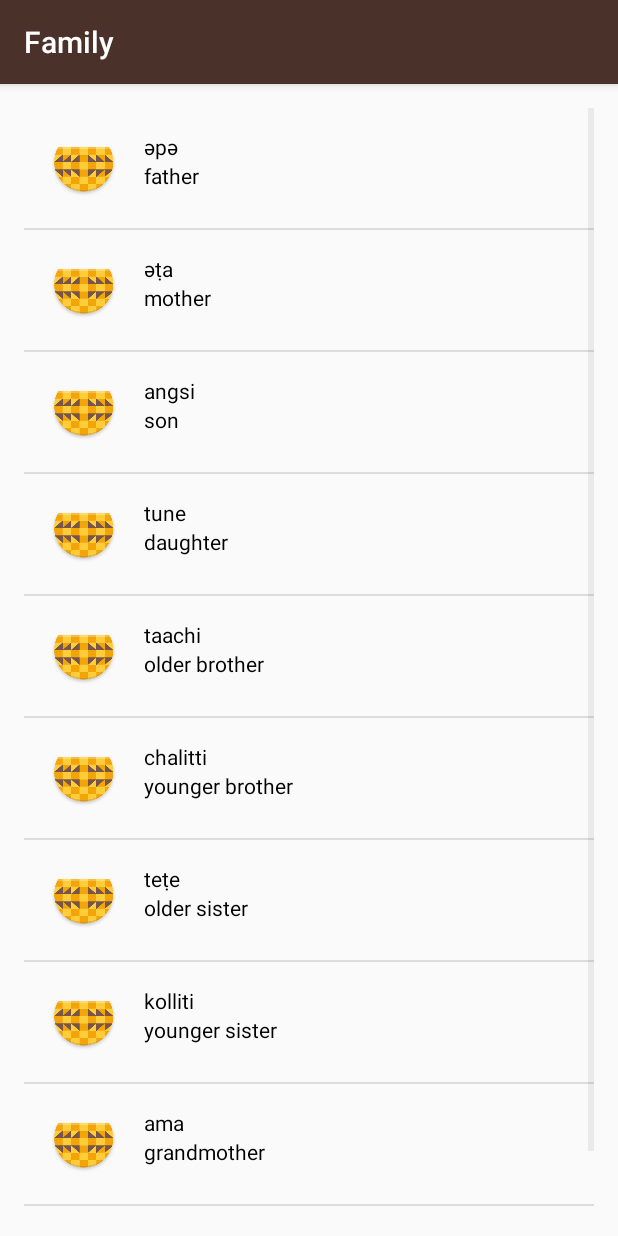
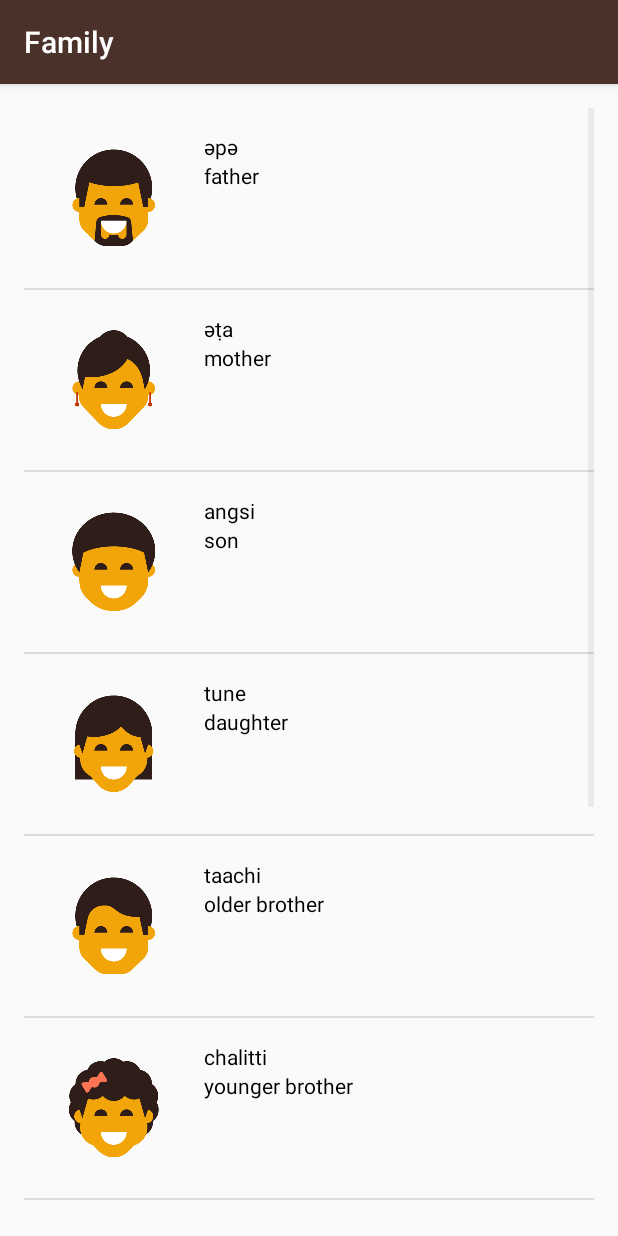
Before and after one commit to JofielB/Miwok-App, an Android app: the FamilyActivity screen opened directly, with no data from a screen before it, on a phone screen of 412 x 824 dp. Run offline under Robolectric (Android 15) with nearby library versions, the phone set to English and light mode, and no system bars.

Commit message:
I changed the word adapter to put the correct image

```diff
--- a/app/src/main/java/com/example/android/miwok/FamilyActivity.java
+++ b/app/src/main/java/com/example/android/miwok/FamilyActivity.java
@@ -15,16 +15,16 @@ public class FamilyActivity extends AppCompatActivity {
 
         //Create an ArrayList of words
         ArrayList<Word> words = new ArrayList<Word>();
-        words.add(new Word("әpә","father"));
-        words.add(new Word("әṭa","mother"));
-        words.add(new Word("angsi","son"));
-        words.add(new Word("tune","daughter"));
-        words.add(new Word("taachi","older brother"));
-        words.add(new Word("chalitti","younger brother"));
-        words.add(new Word("teṭe","older sister"));
-        words.add(new Word("kolliti","younger sister"));
-        words.add(new Word("ama","grandmother"));
-        words.add(new Word("paapa","grandfather"));
+        words.add(new Word("әpә","father", R.drawable.family_father));
+        words.add(new Word("әṭa","mother", R.drawable.family_mother));
+        words.add(new Word("angsi","son", R.drawable.family_son));
+        words.add(new Word("tune","daughter", R.drawable.family_daughter));
+        words.add(new Word("taachi","older brother", R.drawable.family_older_brother));
+        words.add(new Word("chalitti","younger brother", R.drawable.family_younger_sister));
+        words.add(new Word("teṭe","older sister", R.drawable.family_older_sister));
+        words.add(new Word("kolliti","younger sister", R.drawable.family_younger_sister));
+        words.add(new Word("ama","grandmother", R.drawable.family_grandmother));
+        words.add(new Word("paapa","grandfather", R.drawable.family_grandfather));
 
         WordAdapter adapter = new WordAdapter(this, words);
 
--- a/app/src/main/java/com/example/android/miwok/Word.java
+++ b/app/src/main/java/com/example/android/miwok/Word.java
@@ -4,10 +4,23 @@ public class Word {
 
     private String mMiwokWord;
     private String mTranslatedWord;
+    private int mImageIdResource;
 
     public Word(String miwokWord, String translationWord){
         mMiwokWord = miwokWord;
         mTranslatedWord = translationWord;
+    }
+    /*
+    * Create a new Word Object
+    * @param miwokWord  Is the word in the miwok language
+    * @param translationWord  Is the word in the language we want to make the translation
+    * @param imageResourceId  Is the resource of the image that represents the word
+    *
+    * */
+    public Word(String miwokWord, String translationWord, int imageResourceId){
+        mMiwokWord = miwokWord;
+        mTranslatedWord = translationWord;
+        mImageIdResource = imageResourceId;
     }
     public String getMiwokWord() {
         return mMiwokWord;
@@ -17,4 +30,6 @@ public class Word {
         return mTranslatedWord;
     }
 
+    public int getImageIdResource(){ return mImageIdResource;}
+
 }
--- a/app/src/main/java/com/example/android/miwok/WordAdapter.java
+++ b/app/src/main/java/com/example/android/miwok/WordAdapter.java
@@ -7,6 +7,7 @@ import android.view.LayoutInflater;
 import android.view.View;
 import android.view.ViewGroup;
 import android.widget.ArrayAdapter;
+import android.widget.ImageView;
 import android.widget.TextView;
 
 import java.util.ArrayList;
@@ -28,6 +29,9 @@ public class WordAdapter extends ArrayAdapter<Word> {
 
         Word currentWord = getItem(position);
 
+        ImageView imageView = (ImageView) listItemView.findViewById(R.id.image);
+        imageView.setImageResource(currentWord.getImageIdResource());
+
         TextView miwokText = (TextView) listItemView.findViewById(R.id.txtMiwokhWord);
         TextView englishText = (TextView) listItemView.findViewById(R.id.txtEnglishWord);
 
@@ -36,4 +40,6 @@ public class WordAdapter extends ArrayAdapter<Word> {
 
         return listItemView;
     }
+
+
 }
```
Also changed, not shown: app/src/main/java/com/example/android/miwok/ColorsActivity.java (+8 -8 lines), app/src/main/java/com/example/android/miwok/NumbersActivity.java (+10 -10 lines).
